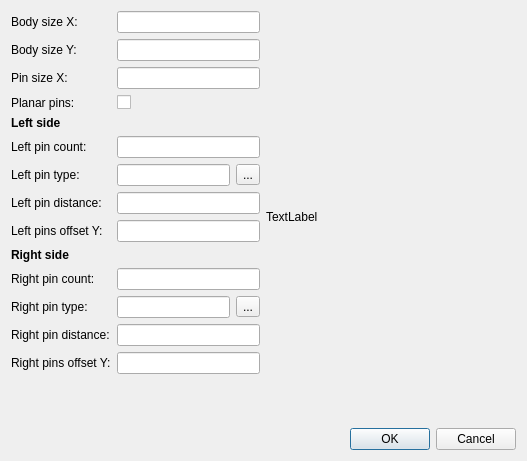
Old version of the form master/SdDMasterPartDoubleSide.ui in the repository usiksan/SaliCAD.
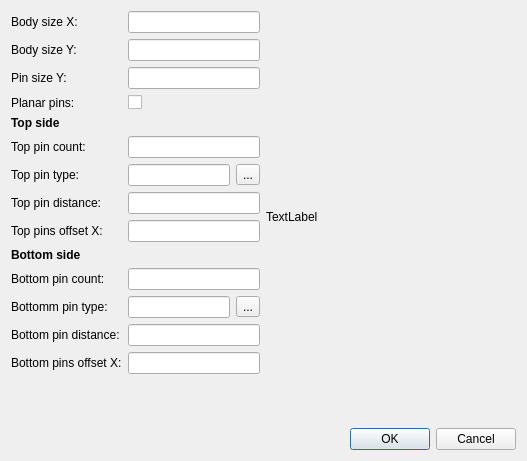
New version of the form.

Commit message: Remove tag support. Begin rotation part 2 side in master. Cleared all part master icons.

What changed in the file:
```diff
--- a/master/SdDMasterPartDoubleSide.ui
+++ b/master/SdDMasterPartDoubleSide.ui
@@ -41,7 +41,7 @@
        <item row="2" column="0">
         <widget class="QLabel" name="label_3">
          <property name="text">
-          <string>Pin size X:</string>
+          <string>Pin size Y:</string>
          </property>
         </widget>
        </item>
@@ -71,14 +71,14 @@
           </font>
          </property>
          <property name="text">
-          <string>Left side</string>
+          <string>Top side</string>
          </property>
         </widget>
        </item>
        <item row="5" column="0">
         <widget class="QLabel" name="label_4">
          <property name="text">
-          <string>Left pin count:</string>
+          <string>Top pin count:</string>
          </property>
         </widget>
        </item>
@@ -88,7 +88,7 @@
        <item row="6" column="0">
         <widget class="QLabel" name="label_5">
          <property name="text">
-          <string>Left pin type:</string>
+          <string>Top pin type:</string>
          </property>
         </widget>
        </item>
@@ -109,7 +109,7 @@
        <item row="7" column="0">
         <widget class="QLabel" name="label_6">
          <property name="text">
-          <string>Left pin distance:</string>
+          <string>Top pin distance:</string>
          </property>
         </widget>
        </item>
@@ -119,7 +119,7 @@
        <item row="8" column="0">
         <widget class="QLabel" name="label_7">
          <property name="text">
-          <string>Left pins offset Y:</string>
+          <string>Top pins offset X:</string>
          </property>
         </widget>
        </item>
@@ -135,14 +135,14 @@
           </font>
          </property>
          <property name="text">
-          <string>Right side</string>
+          <string>Bottom side</string>
          </property>
         </widget>
        </item>
        <item row="10" column="0">
         <widget class="QLabel" name="label_8">
          <property name="text">
-          <string>Right pin count:</string>
+          <string>Bottom pin count:</string>
          </property>
         </widget>
        </item>
@@ -152,7 +152,7 @@
        <item row="11" column="0">
         <widget class="QLabel" name="label_11">
          <property name="text">
-          <string>Right pin type:</string>
+          <string>Bottomm pin type:</string>
          </property>
         </widget>
        </item>
@@ -173,7 +173,7 @@
        <item row="12" column="0">
         <widget class="QLabel" name="label_10">
          <property name="text">
-          <string>Right pin distance:</string>
+          <string>Bottom pin distance:</string>
          </property>
         </widget>
        </item>
@@ -183,7 +183,7 @@
        <item row="13" column="0">
         <widget class="QLabel" name="label_9">
          <property name="text">
-          <string>Right pins offset Y:</string>
+          <string>Bottom pins offset X:</string>
          </property>
         </widget>
        </item>
```
Left out of the diff: 22 changed lines with no effect on the pictures. The commit also changes 37 other files.
